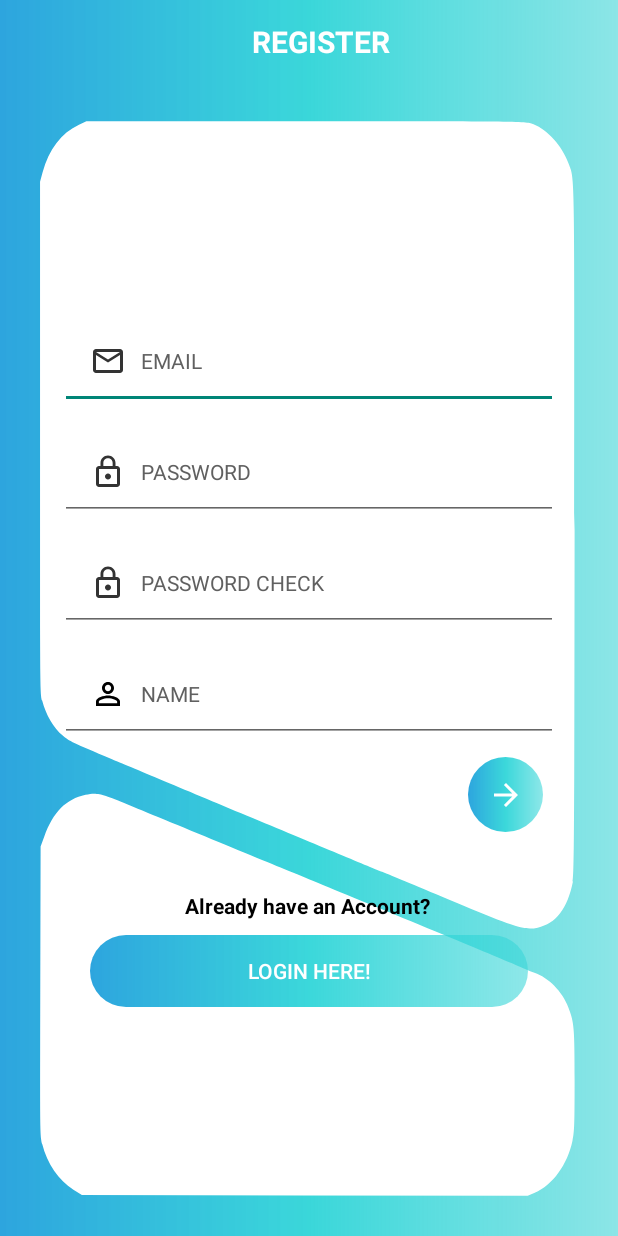
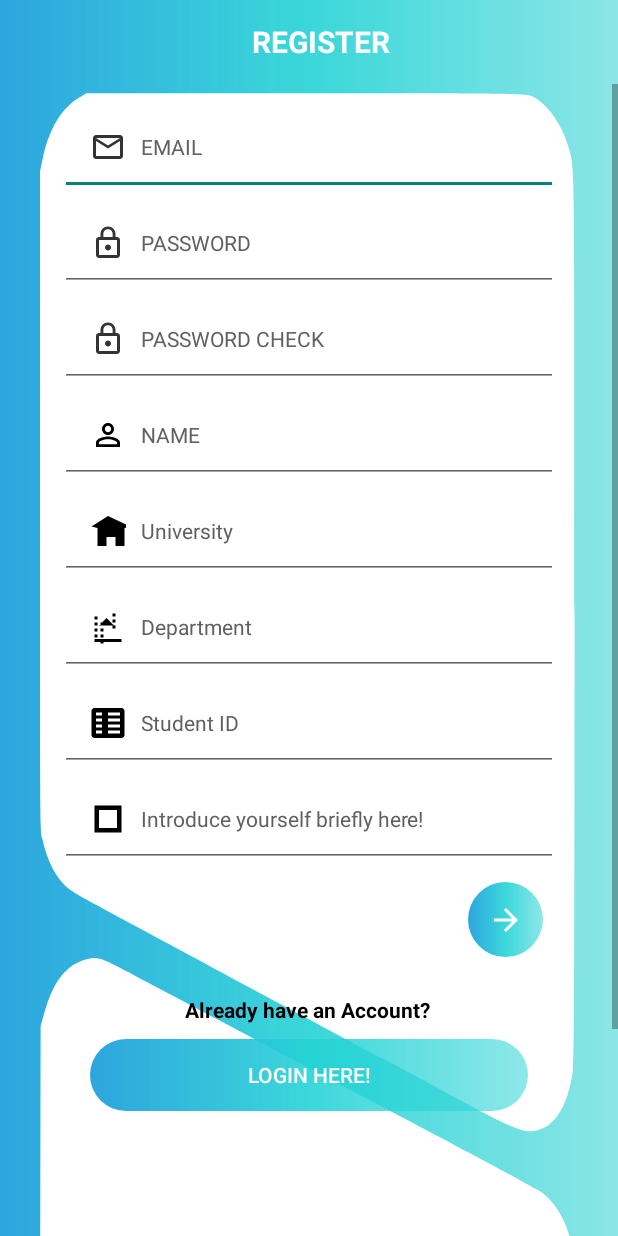
Before and after one commit to myoungsuk/-BusinessCardApp, an Android app: the RegisterActivity screen opened directly, with no data from a screen before it, on a phone screen of 412 x 824 dp. Run offline under Robolectric (Android 15) with nearby library versions, the phone set to English and light mode, and no system bars; our stand-ins replace Firebase (no records; nobody signed in at launch, a user with empty details on screens opened directly).

Commit message:
회원가입 받아오는 데이터 변경

```diff
--- /dev/null
+++ b/app/src/main/res/drawable/ic_department_black_24dp.xml
@@ -0,0 +1,9 @@
+<vector xmlns:android="http://schemas.android.com/apk/res/android"
+    android:width="24dp"
+    android:height="24dp"
+    android:viewportWidth="24.0"
+    android:viewportHeight="24.0">
+    <path
+        android:fillColor="#000000"
+        android:pathData="M3,20h18v2H3v-2zm8-14l5,5H6L11,6zm4,5h2v2h-2V11zm0-4h2v2h-2V7zm0-4h2v2h-2V3zM3,5h2v2H3V5zm0,4h2v2H3V9zm0,4h2v2H3v-2zm0,4h2v2H3v-2zm4-8h2v2H7V7zm0,4h2v2H7v-2zm0,4h2v2H7v-2zm0,4h2v2H7v-2z"/>
+</vector>
--- /dev/null
+++ b/app/src/main/res/drawable/ic_description_black_24dp.xml
@@ -0,0 +1,9 @@
+<vector xmlns:android="http://schemas.android.com/apk/res/android"
+    android:width="24dp"
+    android:height="24dp"
+    android:viewportWidth="24"
+    android:viewportHeight="24">
+    <path
+        android:fillColor="#FF000000"
+        android:pathData="M3,3H21V21H3V3M6,6V18H18V6H6Z" />
+</vector>
--- /dev/null
+++ b/app/src/main/res/drawable/ic_school_black_24dp.xml
@@ -0,0 +1,9 @@
+<vector xmlns:android="http://schemas.android.com/apk/res/android"
+    android:width="24dp"
+    android:height="24dp"
+    android:viewportWidth="24.0"
+    android:viewportHeight="24.0">
+    <path
+        android:fillColor="#000000"
+        android:pathData="M12,2L1,9l4,1V22h6v-6h6v6h6V10l4-1L12,2z"/>
+</vector>
--- /dev/null
+++ b/app/src/main/res/drawable/ic_student_id_black_24dp.xml
@@ -0,0 +1,9 @@
+<vector xmlns:android="http://schemas.android.com/apk/res/android"
+    android:width="24dp"
+    android:height="24dp"
+    android:viewportWidth="24.0"
+    android:viewportHeight="24.0">
+    <path
+        android:fillColor="#000000"
+        android:pathData="M21,2H3C1.9,2,1,2.9,1,4v16c0,1.1,0.9,2,2,2h18c1.1,0,2-0.9,2-2V4C23,2.9,22.1,2,21,2zM8,19H4v-2h4V19zM8,15H4v-2h4V15zM8,11H4V9h4V11zM8,7H4V5h4V7zM20,19h-8v-2h8V19zM20,15h-8v-2h8V15zM20,11h-8V9h8V11zM20,7h-8V5h8V7z"/>
+</vector>
--- a/app/src/main/res/layout/activity_register.xml
+++ b/app/src/main/res/layout/activity_register.xml
@@ -25,28 +25,24 @@
             android:textStyle="bold" />
     </androidx.appcompat.widget.Toolbar>
 
-    <LinearLayout
+    <ScrollView
         android:layout_width="match_parent"
         android:layout_height="match_parent"
         android:layout_below="@+id/toolbar"
-        android:layout_centerHorizontal="true"
-        android:orientation="vertical">
+        android:layout_centerHorizontal="true">
 
         <LinearLayout
             android:layout_width="match_parent"
             android:layout_height="wrap_content"
             android:layout_marginStart="20dp"
-            android:layout_marginTop="20dp"
+
             android:layout_marginEnd="20dp"
             android:layout_marginBottom="20dp"
             android:background="@drawable/layout_background"
-            android:gravity="center"
+
             android:orientation="vertical">
 
-            <LinearLayout
-                android:layout_width="match_parent"
-                android:layout_height="360dp"
-                android:orientation="vertical">
+
 
                 <EditText
                     android:id="@+id/emailEditText"
@@ -54,6 +50,7 @@
                     android:layout_height="wrap_content"
                     android:layout_marginStart="20dp"
                     android:layout_marginEnd="20dp"
+                    android:layout_marginTop = "10dp"
                     android:drawableLeft="@drawable/ic_mail_outline_black_24dp"
                     android:drawablePadding="10dp"
                     android:hint="EMAIL"
@@ -67,7 +64,7 @@
                     android:layout_width="match_parent"
                     android:layout_height="wrap_content"
                     android:layout_marginStart="20dp"
-                    android:layout_marginTop="10dp"
+
                     android:layout_marginEnd="20dp"
                     android:drawableLeft="@drawable/ic_lock_outline_black_24dp"
                     android:drawablePadding="10dp"
@@ -82,7 +79,7 @@
                     android:layout_width="match_parent"
                     android:layout_height="wrap_content"
                     android:layout_marginStart="20dp"
-                    android:layout_marginTop="10dp"
+
                     android:layout_marginEnd="20dp"
                     android:drawableLeft="@drawable/ic_lock_outline_black_24dp"
                     android:drawablePadding="10dp"
@@ -97,7 +94,7 @@
                     android:layout_width="match_parent"
                     android:layout_height="wrap_content"
                     android:layout_marginStart="20dp"
-                    android:layout_marginTop="10dp"
+
                     android:layout_marginEnd="20dp"
                     android:drawableLeft="@drawable/ic_perm_identity_black_24dp"
                     android:drawablePadding="10dp"
@@ -106,7 +103,65 @@
                     android:textColorHint="#606060"
                     android:textSize="14sp" />
 
-                <ImageButton
+                <EditText
+                    android:id="@+id/et_school"
+                    android:layout_width="match_parent"
+                    android:layout_height="wrap_content"
+                    android:layout_marginStart="20dp"
+
+                    android:layout_marginEnd="20dp"
+                    android:drawableLeft="@drawable/ic_school_black_24dp"
+                    android:drawablePadding="10dp"
+                    android:hint="University"
+                    android:padding="20dp"
+                    android:textColorHint="#606060"
+                    android:textSize="14sp" />
+
+                <EditText
+                    android:id="@+id/et_department"
+                    android:layout_width="match_parent"
+                    android:layout_height="wrap_content"
+                    android:layout_marginStart="20dp"
+
+                    android:layout_marginEnd="20dp"
+                    android:drawableLeft="@drawable/ic_department_black_24dp"
+                    android:drawablePadding="10dp"
+                    android:hint="Department"
+                    android:padding="20dp"
+                    android:textColorHint="#606060"
+                    android:textSize="14sp" />
+
+                <EditText
+                    android:id="@+id/et_student_id"
+                    android:layout_width="match_parent"
+                    android:layout_height="wrap_content"
+                    android:layout_marginStart="20dp"
+
+                    android:layout_marginEnd="20dp"
+                    android:drawableLeft="@drawable/ic_student_id_black_24dp"
+                    android:drawablePadding="10dp"
+                    android:hint="Student ID"
+                    android:padding="20dp"
+                    android:textColorHint="#606060"
+                    android:textSize="14sp" />
+
+            <EditText
+                android:id="@+id/et_description"
+                android:layout_width="match_parent"
+                android:layout_height="wrap_content"
+                android:layout_marginStart="20dp"
+                android:layout_marginEnd="20dp"
+                android:drawableLeft="@drawable/ic_description_black_24dp"
+                android:drawablePadding="10dp"
+                android:hint="Introduce yourself briefly here!"
+                android:inputType="textMultiLine"
+                android:maxLines="4"
+                android:padding="20dp"
+                android:textColorHint="#606060"
+                android:textSize="14sp" />
+
+
+            <ImageButton
                     android:id="@+id/signUpButton"
                     android:layout_width="50dp"
                     android:layout_height="50dp"
@@ -117,7 +172,7 @@
                     android:src="@drawable/ic_arrow_forward_black_24dp" />
 
 
-            </LinearLayout>
+
 
             <LinearLayout
                 android:layout_width="match_parent"
@@ -159,6 +214,6 @@
 
         </LinearLayout>
 
-    </LinearLayout>
+    </ScrollView>
 
 </RelativeLayout>
--- a/gradle.properties
+++ b/gradle.properties
@@ -15,6 +15,7 @@ org.gradle.jvmargs=-Xmx2048m -Dfile.encoding=UTF-8
 # Android operating system, and which are packaged with your app"s APK
 # https://developer.android.com/topic/libraries/support-library/androidx-rn
 android.useAndroidX=true
+android.enableJetifier=true
 # Enables namespacing of each library's R class so that its R class includes only the
 # resources declared in the library itself and none from the library's dependencies,
 # thereby reducing the size of the R class for that library
```
Also changed, not shown: app/src/main/java/com/example/businesscarapp/Friend.java (deleted, +0 -55 lines), app/src/main/java/com/example/businesscarapp/Friend.kt (added, +13 -0 lines), app/src/main/java/com/example/businesscarapp/activity/RegisterActivity.java (+25 -5 lines).
